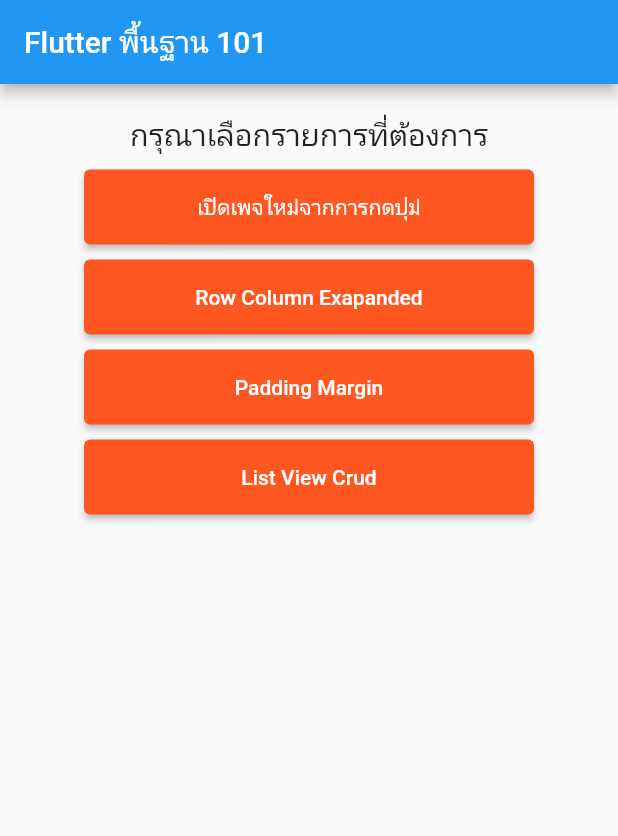
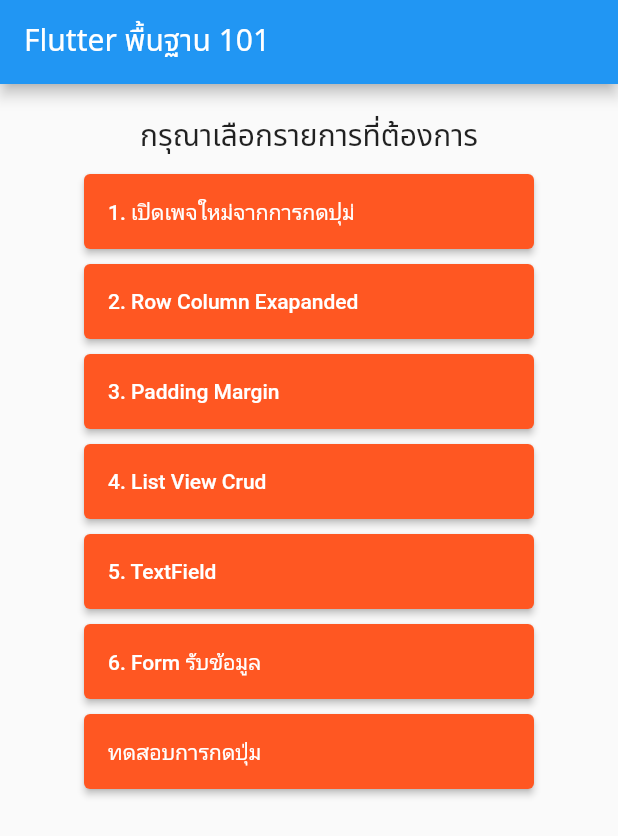
Before and after one commit to mukitti/flutter_basic, a Flutter app: the screen it shows after launch, on a phone screen of 412 x 824 dp. Shown: the top 836 px of the screen. Run offline on Flutter 3.47's test engine with Material 2 defaults, Android fonts, the phone set to English and light mode, and no system bars.

Commit message:
many files

```diff
--- a/lib/main.dart
+++ b/lib/main.dart
@@ -1,8 +1,10 @@
+import 'screen/myform.dart';
 import 'screen/paddingmargin.dart';
 import 'package:flutter/material.dart';
 import 'screen/basic.dart';
 import 'screen/rowcolumn.dart';
 import 'screen/listviewcrud.dart';
+import 'screen/mytextfield.dart';
 
 void main() {
   runApp(const MyApp());
@@ -36,9 +38,10 @@ class _MyHomePageState extends State<MyHomePage> {
   Widget build(BuildContext context) {
     return Scaffold(
       appBar: AppBar(
-        title: const Text("Flutter พื้นฐาน 101"),
+        title: const Text("Flutter พื้นฐาน 101",style:TextStyle(fontFamily: 'NotoSansThai'),),
       ),
-      body: Container(
+      body: SingleChildScrollView(
+        child: Container(
           margin: const EdgeInsets.all(20),
           width: double.infinity,
           child: Column(
@@ -47,7 +50,7 @@ class _MyHomePageState extends State<MyHomePage> {
             children: [
               const Text(
                 "กรุณาเลือกรายการที่ต้องการ",
-              style: TextStyle(fontSize: 20),
+                style: TextStyle(fontSize: 20, fontFamily: 'NotoSansThai'),
               ),
               const SizedBox(
                 height: 10.0,
@@ -63,7 +66,9 @@ class _MyHomePageState extends State<MyHomePage> {
                   style: ElevatedButton.styleFrom(
                       fixedSize: const Size(300.0, 50.0),
                       backgroundColor: Colors.deepOrange),
-                child: const Text("เปิดเพจใหม่จากการกดปุม่")),
+                  child: Container(
+                      alignment: Alignment.centerLeft,
+                      child: const Text("1. เปิดเพจใหม่จากการกดปุม่"))),
               const SizedBox(
                 height: 10.0,
               ),
@@ -71,13 +76,16 @@ class _MyHomePageState extends State<MyHomePage> {
                   onPressed: () {
                     Navigator.push(
                       context,
-                    MaterialPageRoute(builder: (context) => const RowColumn()),
+                      MaterialPageRoute(
+                          builder: (context) => const RowColumn()),
                     );
                   },
                   style: ElevatedButton.styleFrom(
                       fixedSize: const Size(300.0, 50.0),
                       backgroundColor: Colors.deepOrange),
-                child: const Text("Row Column Exapanded")),
+                  child: Container(
+                      alignment: Alignment.centerLeft,
+                      child: const Text("2. Row Column Exapanded"))),
               const SizedBox(
                 height: 10.0,
               ),
@@ -85,13 +93,16 @@ class _MyHomePageState extends State<MyHomePage> {
                   onPressed: () {
                     Navigator.push(
                       context,
-                    MaterialPageRoute(builder: (context) => const PaddingMargin()),
+                      MaterialPageRoute(
+                          builder: (context) => const PaddingMargin()),
                     );
                   },
                   style: ElevatedButton.styleFrom(
                       fixedSize: const Size(300.0, 50.0),
                       backgroundColor: Colors.deepOrange),
-                child: const Text("Padding Margin")),
+                  child: Container(
+                      alignment: Alignment.centerLeft,
+                      child: const Text("3. Padding Margin"))),
               const SizedBox(
                 height: 10.0,
               ),
@@ -99,14 +110,63 @@ class _MyHomePageState extends State<MyHomePage> {
                   onPressed: () {
                     Navigator.push(
                       context,
-                    MaterialPageRoute(builder: (context) => const ListViewCrud()),
+                      MaterialPageRoute(
+                          builder: (context) => const ListViewCrud()),
                     );
                   },
                   style: ElevatedButton.styleFrom(
                       fixedSize: const Size(300.0, 50.0),
                       backgroundColor: Colors.deepOrange),
-                child: const Text("List View Crud")),
+                  child: Container(
+                      alignment: Alignment.centerLeft,
+                      child: const Text("4. List View Crud"))),
+              const SizedBox(
+                height: 10.0,
+              ),
+              ElevatedButton(
+                  onPressed: () {
+                    Navigator.push(
+                      context,
+                      MaterialPageRoute(
+                          builder: (context) => const MyTextField()),
+                    );
+                  },
+                  style: ElevatedButton.styleFrom(
+                      fixedSize: const Size(300.0, 50.0),
+                      backgroundColor: Colors.deepOrange),
+                  child: Container(
+                      alignment: Alignment.centerLeft,
+                      child: const Text("5. TextField"))),
+              const SizedBox(
+                height: 10.0,
+              ),
+              ElevatedButton(
+                  onPressed: () {
+                    Navigator.push(
+                      context,
+                      MaterialPageRoute(builder: (context) => const MyForm()),
+                    );
+                  },
+                  style: ElevatedButton.styleFrom(
+                      fixedSize: const Size(300.0, 50.0),
+                      backgroundColor: Colors.deepOrange),
+                  child: Container(
+                      alignment: Alignment.centerLeft,
+                      child: const Text("6. Form รับข้อมูล"))),
+              const SizedBox(
+                height: 10.0,
+              ),
+              ElevatedButton(
+                onPressed: () {},
+                style: ElevatedButton.styleFrom(
+                    fixedSize: const Size(300.0, 50.0),
+                    backgroundColor: Colors.deepOrange),
+                child: Container(
+                    alignment: Alignment.centerLeft,
+                    child: const Text("ทดสอบการกดปุ่ม")),
+              )
             ],
+          ),
         ),
       ),
     );
```
Also changed, not shown: lib/screen/myform.dart (added, +54 -0 lines), lib/screen/mytextfield.dart (added, +28 -0 lines), pubspec.yaml (+5 -4 lines), fonts/NotoSansThai-Regular.ttf (added), pubspec.lock. Lines whose indentation alone changed are shown as unchanged.
